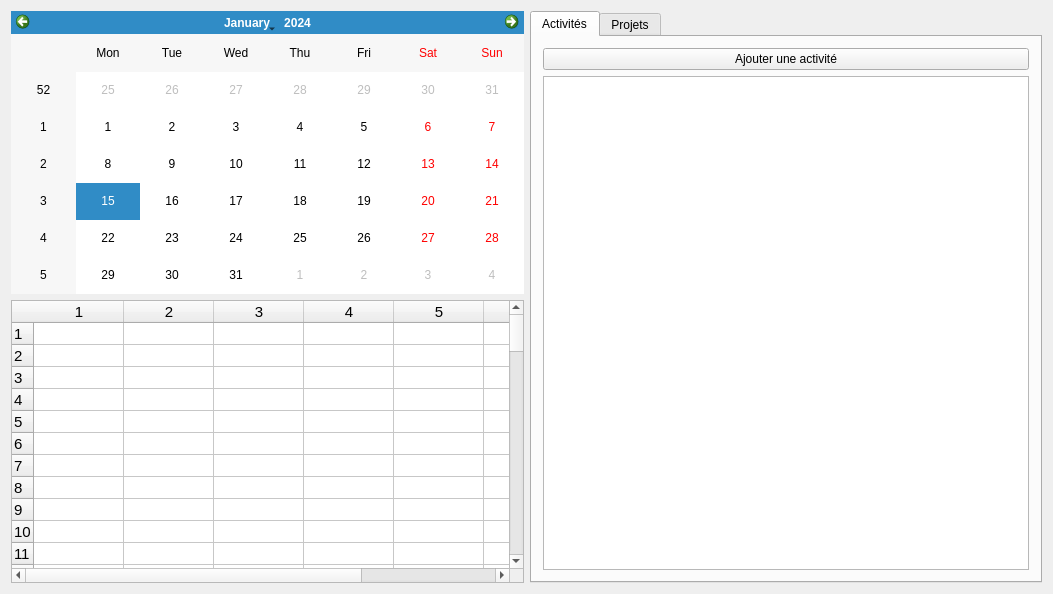
Qt form App/ProCal/ui/mainWindow.ui (sd65/ProCal) before a commit.
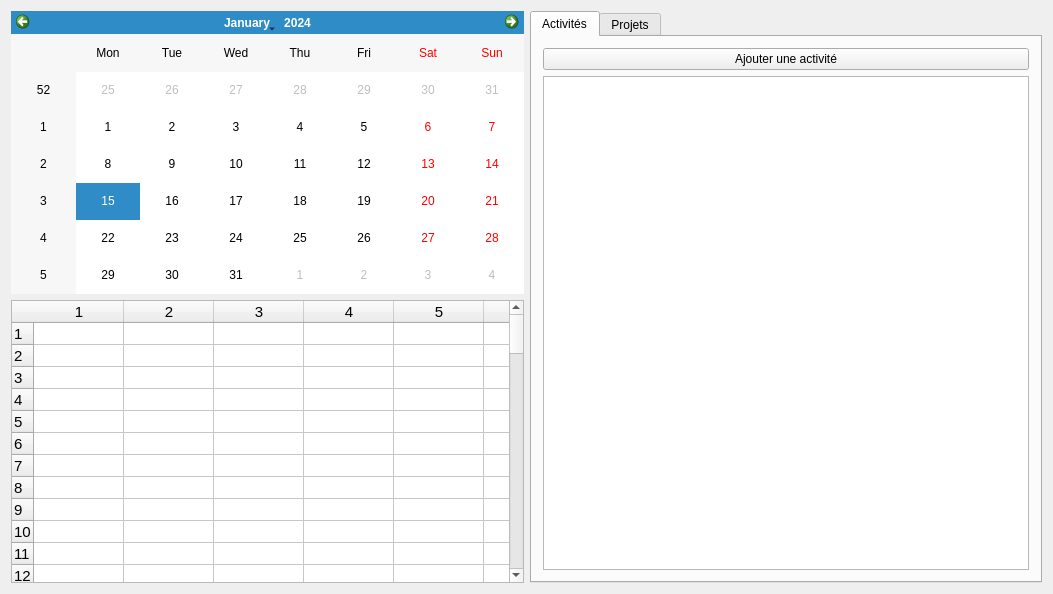
The same form after that commit. Icons and pictures are not drawn. Custom widgets are drawn as their Qt base class.

```diff
--- a/App/ProCal/ui/mainWindow.ui
+++ b/App/ProCal/ui/mainWindow.ui
@@ -53,8 +53,11 @@
         <property name="autoFillBackground">
          <bool>false</bool>
         </property>
+        <property name="verticalScrollBarPolicy">
+         <enum>Qt::ScrollBarAlwaysOn</enum>
+        </property>
         <property name="horizontalScrollBarPolicy">
-         <enum>Qt::ScrollBarAsNeeded</enum>
+         <enum>Qt::ScrollBarAlwaysOff</enum>
         </property>
         <property name="sizeAdjustPolicy">
          <enum>QAbstractScrollArea::AdjustIgnored</enum>
@@ -116,6 +119,9 @@
         <attribute name="verticalHeaderMinimumSectionSize">
          <number>1</number>
         </attribute>
+        <attribute name="verticalHeaderStretchLastSection">
+         <bool>true</bool>
+        </attribute>
         <row/>
         <row/>
         <row/>
```
